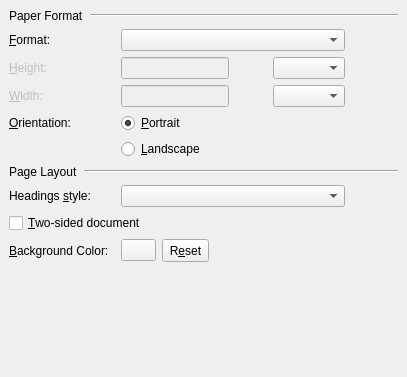
This is src/frontends/qt4/ui/PageLayoutUi.ui in cburschka/lyx as Qt 5 draws it before an edit. The edited form follows.
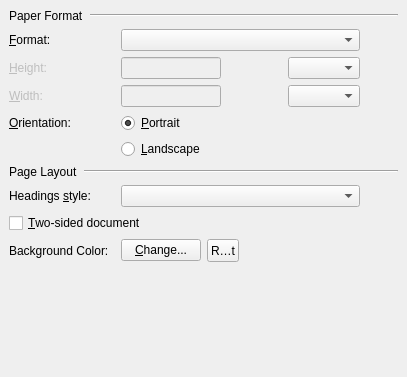
This is the edited form. Custom widgets are drawn as their Qt base class.

Commit message: next attempt for PageLayoutUi

Patch:
```diff
--- a/src/frontends/qt4/ui/PageLayoutUi.ui
+++ b/src/frontends/qt4/ui/PageLayoutUi.ui
@@ -256,10 +256,10 @@
      </property>
     </widget>
    </item>
-   <item row="9" column="1" colspan="3">
-    <widget class="QLabel" name="label_4">
-     <property name="text">
-      <string>&amp;Background Color:</string>
+   <item row="9" column="1" colspan="3" >
+    <widget class="QLabel" name="label_4" >
+     <property name="text" >
+      <string>Background Color:</string>
      </property>
      <property name="buddy">
       <cstring>backgroundPB</cstring>
@@ -285,19 +285,19 @@
    <item row="9" column="5" colspan="4">
     <layout class="QHBoxLayout" name="horizontalLayout_2">
      <item>
-      <widget class="QPushButton" name="backgroundPB">
-       <property name="maximumSize">
+      <widget class="QPushButton" name="backgroundPB" >
+       <property name="maximumSize" >
         <size>
-         <width>35</width>
+         <width>16777215</width>
          <height>16777215</height>
         </size>
        </property>
-       <property name="toolTip">
-        <string>press to change the color</string>
-       </property>
-       <property name="text">
+       <property name="toolTip" >
         <string/>
        </property>
+       <property name="text" >
+        <string>&amp;Change...</string>
+       </property>
       </widget>
      </item>
      <item>
```
Left out of the diff: 225 changed lines with no effect on the pictures.
